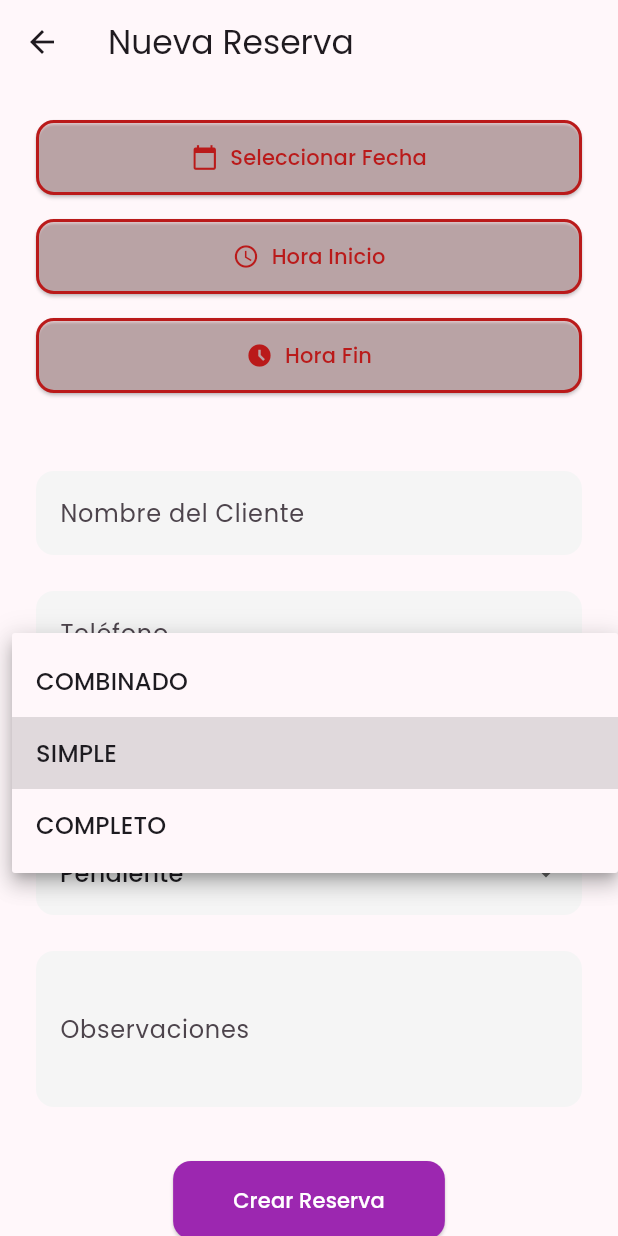
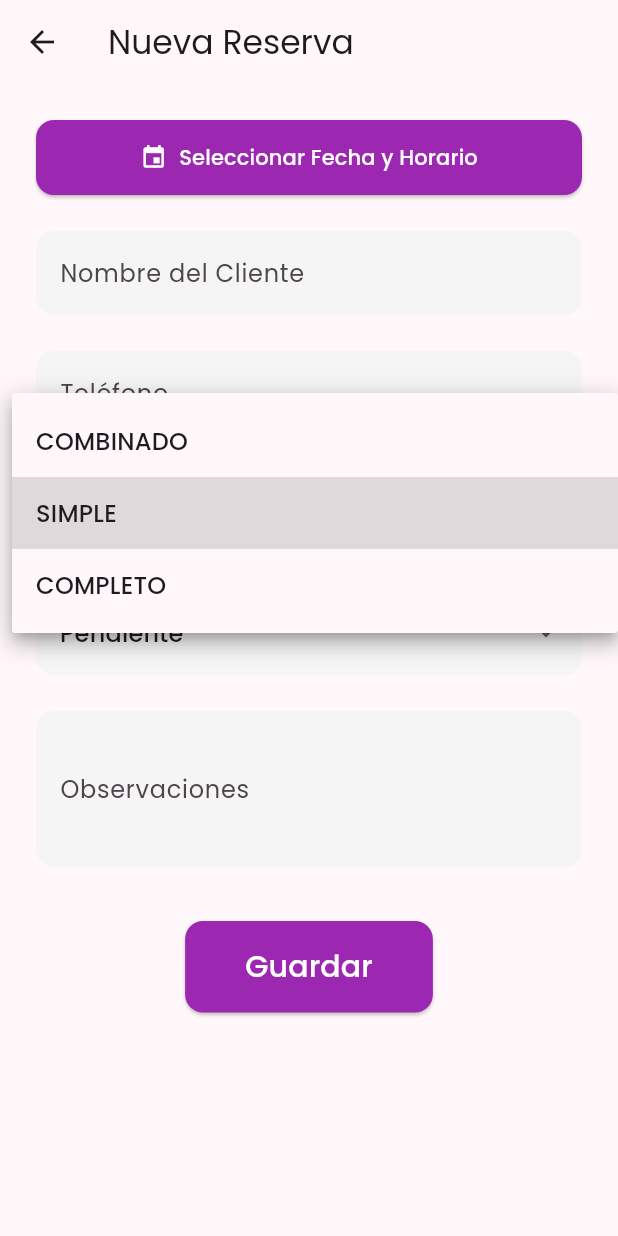
Before and after one commit to mica1470/Sistema-Eventos, a Flutter app: the NuevaReservaPantalla screen opened by its route, after a tap on "SIMPLE", on a phone screen of 412 x 824 dp. Run offline on Flutter 3.47's test engine with Material 3 defaults, Android fonts, the light colour scheme and no system bars; our stand-ins replace cloud_firestore, firebase_auth, firebase_core, google_fonts; accounts and stored records are empty; network calls fail.

Commit message:
Restriccion de disponibilidad de horarios en la reserva

```diff
--- a/eventos_infantiles_web/lib/pantallas/configuracion_pantalla.dart
+++ b/eventos_infantiles_web/lib/pantallas/configuracion_pantalla.dart
@@ -80,7 +80,7 @@ class _ConfiguracionPantallaState extends State<ConfiguracionPantalla> {
   }
 
   Future<void> probarEnvio() async {
-    final accountSid = 'AC2d7b0cbd60a938acbf133a2e2382bce5';
+    const accountSid = 'AC2d7b0cbd60a938acbf133a2e2382bce5';
     final authToken = tokenController.text.trim();
     final mensaje = mensajePersonalizadoController.text.trim().isNotEmpty
         ? mensajePersonalizadoController.text.trim()
@@ -144,7 +144,7 @@ class _ConfiguracionPantallaState extends State<ConfiguracionPantalla> {
                 const SizedBox(width: 16),
                 TextButton(
                   onPressed: seleccionarHora,
-                  child: Text('${horaEnvio.format(context)}'),
+                  child: Text(horaEnvio.format(context)),
                 ),
               ],
             ),
--- a/eventos_infantiles_web/lib/pantallas/login_pantalla.dart
+++ b/eventos_infantiles_web/lib/pantallas/login_pantalla.dart
@@ -34,8 +34,9 @@ class _LoginPantallaState extends State<LoginPantalla> {
       );
 
       // Navegar al Dashboard
-      if (!mounted)
+      if (!mounted) {
         return; // para evitar errores si el widget ya no está en pantalla
+      }
       Navigator.of(context).pushReplacementNamed('/dashboard');
     } on FirebaseAuthException catch (e) {
       setState(() {
--- a/eventos_infantiles_web/lib/pantallas/nueva_reserva_pantalla.dart
+++ b/eventos_infantiles_web/lib/pantallas/nueva_reserva_pantalla.dart
@@ -4,10 +4,8 @@ import 'package:flutter/material.dart';
 class NuevaReservaPantalla extends StatefulWidget {
   final Map<String, dynamic>? reservaExistente;
   final String? reservaId;
-
   const NuevaReservaPantalla(
       {super.key, this.reservaExistente, this.reservaId});
-
   factory NuevaReservaPantalla.fromRouteSettings(RouteSettings settings) {
     final args = settings.arguments as Map<String, dynamic>?;
     return NuevaReservaPantalla(
@@ -16,7 +14,6 @@ class NuevaReservaPantalla extends StatefulWidget {
           args != null ? args['reservaDatos'] as Map<String, dynamic>? : null,
     );
   }
-
   @override
   State<NuevaReservaPantalla> createState() => _NuevaReservaPantallaState();
 }
@@ -26,19 +23,27 @@ class _NuevaReservaPantallaState extends State<NuevaReservaPantalla> {
   final TextEditingController clienteController = TextEditingController();
   final TextEditingController telefonoController = TextEditingController();
   final TextEditingController observacionesController = TextEditingController();
-
+  Map<DateTime, bool> diasDisponibles = {};
   DateTime? fecha;
   TimeOfDay? horaInicio;
   TimeOfDay? horaFin;
   String combo = 'SIMPLE';
   String estadoPago = 'Pendiente';
-
   bool cargando = false;
-
+  final List<Map<String, TimeOfDay>> horariosDisponibles = [
+    {
+      'inicio': const TimeOfDay(hour: 14, minute: 0),
+      'fin': const TimeOfDay(hour: 16, minute: 0),
+    },
+    {
+      'inicio': const TimeOfDay(hour: 17, minute: 0),
+      'fin': const TimeOfDay(hour: 19, minute: 0),
+    },
+  ];
   @override
   void initState() {
     super.initState();
-
+    cargarDiasDisponibles();
     if (widget.reservaExistente != null) {
       final r = widget.reservaExistente!;
       clienteController.text = r['cliente'] ?? '';
@@ -46,14 +51,11 @@ class _NuevaReservaPantallaState extends State<NuevaReservaPantalla> {
       observacionesController.text = r['observaciones'] ?? '';
       combo = r['combo'] ?? 'SIMPLE';
       estadoPago = r['estadoPago'] ?? 'Pendiente';
-
       final fechaStr = r['fecha'] ?? '';
       fecha = DateTime.tryParse(fechaStr);
-
       if (fecha != null) {
         horaInicio = TimeOfDay(hour: fecha!.hour, minute: fecha!.minute);
       }
-
       final horaFinStr = r['horaFin'] ?? '00:00';
       final partes = horaFinStr.split(':');
       if (partes.length == 2) {
@@ -65,23 +67,49 @@ class _NuevaReservaPantallaState extends State<NuevaReservaPantalla> {
     }
   }
 
+  Future<void> cargarDiasDisponibles() async {
+    final ahora = DateTime.now();
+    final snapshot = await FirebaseFirestore.instance
+        .collection('reservas')
+        .where('fecha', isGreaterThanOrEqualTo: ahora.toIso8601String())
+        .get();
+    final conteoPorDia = <DateTime, int>{};
+    for (var doc in snapshot.docs) {
+      final fechaReserva = DateTime.tryParse(doc['fecha']);
+      if (fechaReserva == null) continue;
+      final dia =
+          DateTime(fechaReserva.year, fechaReserva.month, fechaReserva.day);
+      conteoPorDia[dia] = (conteoPorDia[dia] ?? 0) + 1;
+    }
+    final nuevosDias = <DateTime, bool>{};
+    for (int i = 0; i <= 365; i++) {
+      final dia = DateTime(ahora.year, ahora.month, ahora.day + i);
+      final cantidad = conteoPorDia[dia] ?? 0;
+      nuevosDias[dia] = cantidad < 2;
+    }
+    if (!mounted) return;
+    setState(() {
+      diasDisponibles = nuevosDias;
+    });
+  }
+
   Future<void> guardarReserva() async {
     if (!formKey.currentState!.validate() ||
         fecha == null ||
         horaInicio == null ||
         horaFin == null) {
+      if (!mounted) return;
       ScaffoldMessenger.of(context).showSnackBar(
         const SnackBar(content: Text('Por favor, complete todos los campos')),
       );
       return;
     }
-
     final fechaInicioDT = DateTime(fecha!.year, fecha!.month, fecha!.day,
         horaInicio!.hour, horaInicio!.minute);
     final fechaFinDT = DateTime(
         fecha!.year, fecha!.month, fecha!.day, horaFin!.hour, horaFin!.minute);
-
     if (!fechaFinDT.isAfter(fechaInicioDT)) {
+      if (!mounted) return;
       ScaffoldMessenger.of(context).showSnackBar(
         const SnackBar(
             content:
@@ -89,9 +117,7 @@ class _NuevaReservaPantallaState extends State<NuevaReservaPantalla> {
       );
       return;
     }
-
     setState(() => cargando = true);
-
     try {
       final datosReserva = {
         'cliente': clienteController.text.trim(),
@@ -103,9 +129,7 @@ class _NuevaReservaPantallaState extends State<NuevaReservaPantalla> {
             '${horaFin!.hour.toString().padLeft(2, '0')}:${horaFin!.minute.toString().padLeft(2, '0')}',
         'observaciones': observacionesController.text.trim(),
       };
-
       final reservasRef = FirebaseFirestore.instance.collection('reservas');
-
       if (widget.reservaId != null) {
         await reservasRef.doc(widget.reservaId).update(datosReserva);
       } else {
@@ -114,42 +138,99 @@ class _NuevaReservaPantallaState extends State<NuevaReservaPantalla> {
           'creado': FieldValue.serverTimestamp(),
         });
       }
-
       if (!mounted) return;
       Navigator.pop(context);
     } catch (e) {
+      if (!mounted) return;
       ScaffoldMessenger.of(context).showSnackBar(
         SnackBar(content: Text('Error al guardar: $e')),
       );
     } finally {
+      if (!mounted) return;
       setState(() => cargando = false);
     }
   }
 
-  Future<void> seleccionarFecha() async {
-    final seleccion = await showDatePicker(
-      context: context,
-      initialDate: fecha ?? DateTime.now(),
-      firstDate: DateTime.now(),
-      lastDate: DateTime.now().add(const Duration(days: 365)),
-    );
-    if (seleccion != null) setState(() => fecha = seleccion);
+  Future<bool> estaFechaDisponible(DateTime date) async {
+    final fechaInicio = DateTime(date.year, date.month, date.day);
+    final fechaFin = fechaInicio.add(const Duration(days: 1));
+    final reservas = await FirebaseFirestore.instance
+        .collection('reservas')
+        .where('fecha', isGreaterThanOrEqualTo: fechaInicio.toIso8601String())
+        .where('fecha', isLessThan: fechaFin.toIso8601String())
+        .get();
+    return reservas.docs.length < 2;
   }
 
-  Future<void> seleccionarHoraInicio() async {
-    final seleccion = await showTimePicker(
+  Future<void> seleccionarFechaYHorario() async {
+    final ahora = DateTime.now();
+    final seleccionFecha = await showDatePicker(
       context: context,
-      initialTime: horaInicio ?? TimeOfDay.now(),
+      initialDate: fecha ?? ahora,
+      firstDate: ahora,
+      lastDate: ahora.add(const Duration(days: 365)),
+      selectableDayPredicate: (dia) {
+        return diasDisponibles[dia] ?? true;
+      },
     );
-    if (seleccion != null) setState(() => horaInicio = seleccion);
-  }
-
-  Future<void> seleccionarHoraFin() async {
-    final seleccion = await showTimePicker(
+    if (seleccionFecha == null) return;
+    final disponible = await estaFechaDisponible(seleccionFecha);
+    if (!disponible) {
+      if (!mounted) return;
+      ScaffoldMessenger.of(context).showSnackBar(
+        const SnackBar(content: Text('Ese día ya está completo')),
+      );
+      return;
+    }
+    final fechaInicio =
+        DateTime(seleccionFecha.year, seleccionFecha.month, seleccionFecha.day);
+    final fechaFin = fechaInicio.add(const Duration(days: 1));
+    final reservas = await FirebaseFirestore.instance
+        .collection('reservas')
+        .where('fecha', isGreaterThanOrEqualTo: fechaInicio.toIso8601String())
+        .where('fecha', isLessThan: fechaFin.toIso8601String())
+        .get();
+    final horariosOcupados = reservas.docs
+        .map((doc) {
+          final f = DateTime.tryParse(doc['fecha']);
+          return f != null ? TimeOfDay(hour: f.hour, minute: f.minute) : null;
+        })
+        .whereType<TimeOfDay>()
+        .toList();
+    final horariosDisponiblesFiltrados = horariosDisponibles.where((h) {
+      return !horariosOcupados.any((hora) =>
+          hora.hour == h['inicio']!.hour && hora.minute == h['inicio']!.minute);
+    }).toList();
+    if (horariosDisponiblesFiltrados.isEmpty) {
+      if (!mounted) return;
+      ScaffoldMessenger.of(context).showSnackBar(
+        const SnackBar(content: Text('Ese día ya está completo')),
+      );
+      return;
+    }
+    final horarioElegido = await showDialog<Map<String, TimeOfDay>>(
       context: context,
-      initialTime: horaFin ?? TimeOfDay.now(),
+      builder: (context) {
+        return SimpleDialog(
+          title: const Text('Seleccionar horario'),
+          children: horariosDisponiblesFiltrados.map((horario) {
+            final texto =
+                '${horario['inicio']!.format(context)} - ${horario['fin']!.format(context)}';
+            return SimpleDialogOption(
+              onPressed: () => Navigator.pop(context, horario),
+              child: Text(texto),
+            );
+          }).toList(),
+        );
+      },
     );
-    if (seleccion != null) setState(() => horaFin = seleccion);
+    if (horarioElegido != null) {
+      setState(() {
+        fecha = seleccionFecha;
+        horaInicio = horarioElegido['inicio'];
+        horaFin = horarioElegido['fin'];
+      });
+    }
   }
 
   @override
@@ -165,94 +246,19 @@ class _NuevaReservaPantallaState extends State<NuevaReservaPantalla> {
           child: Column(
             crossAxisAlignment: CrossAxisAlignment.stretch,
             children: [
-              LayoutBuilder(
-                builder: (context, constraints) {
-                  final esEscritorio = constraints.maxWidth > 600;
-
-                  Widget buildBoton({
-                    required VoidCallback onPressed,
-                    required IconData icono,
-                    required String texto,
-                    required bool invalido,
-                  }) {
-                    return ElevatedButton.icon(
-                      onPressed: onPressed,
-                      style: ElevatedButton.styleFrom(
-                        backgroundColor: invalido
-                            ? Theme.of(context)
-                                .colorScheme
-                                .error
-                                .withOpacity(0.1)
-                            : Theme.of(context).colorScheme.primary,
-                        foregroundColor: invalido
-                            ? Theme.of(context).colorScheme.error
-                            : Colors.white,
-                        side: invalido
-                            ? BorderSide(
-                                color: Theme.of(context).colorScheme.error,
-                                width: 2)
-                            : null,
-                        minimumSize: const Size.fromHeight(50),
-                      ),
-                      icon: Icon(icono),
-                      label: Text(texto),
-                    );
-                  }
-
-                  final botones = [
-                    buildBoton(
-                      onPressed: seleccionarFecha,
-                      icono: Icons.calendar_today,
-                      texto: fecha == null
-                          ? 'Seleccionar Fecha'
-                          : 'Fecha: ${fecha!.day}/${fecha!.month}/${fecha!.year}',
-                      invalido: fecha == null,
-                    ),
-                    buildBoton(
-                      onPressed: seleccionarHoraInicio,
-                      icono: Icons.access_time,
-                      texto: horaInicio == null
-                          ? 'Hora Inicio'
-                          : 'Inicio: ${horaInicio!.format(context)}',
-                      invalido: horaInicio == null,
-                    ),
-                    buildBoton(
-                      onPressed: seleccionarHoraFin,
-                      icono: Icons.access_time_filled,
-                      texto: horaFin == null
-                          ? 'Hora Fin'
-                          : 'Fin: ${horaFin!.format(context)}',
-                      invalido: horaFin == null,
-                    ),
-                  ];
-
-                  return Padding(
-                    padding: const EdgeInsets.only(bottom: 24),
-                    child: esEscritorio
-                        ? Row(
-                            children: botones
-                                .map((b) => Expanded(
-                                      child: Padding(
-                                        padding: const EdgeInsets.symmetric(
-                                            horizontal: 6),
-                                        child: b,
-                                      ),
-                                    ))
-                                .toList(),
-                          )
-                        : Column(
-                            children: botones
-                                .map((b) => Padding(
-                                      padding:
-                                          const EdgeInsets.only(bottom: 16),
-                                      child: b,
-                                    ))
-                                .toList(),
-                          ),
-                  );
-                },
+              ElevatedButton.icon(
+                onPressed: seleccionarFechaYHorario,
+                icon: const Icon(Icons.event),
+                label: Text(fecha == null ||
+                        horaInicio == null ||
+                        horaFin == null
+                    ? 'Seleccionar Fecha y Horario'
+                    : 'Fecha: ${fecha!.day}/${fecha!.month}/${fecha!.year} | ${horaInicio!.format(context)} - ${horaFin!.format(context)}'),
+                style: ElevatedButton.styleFrom(
+                  minimumSize: const Size.fromHeight(50),
+                ),
               ),
-              const SizedBox(height: 12),
+              const SizedBox(height: 24),
               TextFormField(
                 controller: clienteController,
                 decoration:
@@ -298,11 +304,12 @@ class _NuevaReservaPantallaState extends State<NuevaReservaPantalla> {
                           padding: const EdgeInsets.symmetric(
                               horizontal: 40, vertical: 16),
                         ),
-                        child: Text(widget.reservaId != null
-                            ? 'Actualizar Reserva'
-                            : 'Crear Reserva'),
+                        child: const Text(
+                          'Guardar',
+                          style: TextStyle(fontSize: 20),
+                        ),
                       ),
-              ),
+              )
             ],
           ),
         ),
--- a/eventos_infantiles_web/lib/pantallas/stock_pantalla.dart
+++ b/eventos_infantiles_web/lib/pantallas/stock_pantalla.dart
@@ -2,7 +2,7 @@ import 'package:cloud_firestore/cloud_firestore.dart';
 import 'package:flutter/material.dart';
 
 class StockPantalla extends StatelessWidget {
-  const StockPantalla({Key? key}) : super(key: key);
+  const StockPantalla({super.key});
 
   @override
   Widget build(BuildContext context) {
@@ -68,7 +68,7 @@ class StockPantalla extends StatelessWidget {
 class StockDialog extends StatefulWidget {
   final DocumentSnapshot? doc;
 
-  const StockDialog({Key? key, this.doc}) : super(key: key);
+  const StockDialog({super.key, this.doc});
 
   @override
   State<StockDialog> createState() => _StockDialogState();
```
Also changed, not shown: eventos_infantiles_web/lib/pantallas/formulario_reserva.dart (added, +276 -0 lines), eventos_infantiles_web/lib/pantallas/recordatorios_pantalla.dart (+11 -9 lines), eventos_infantiles_web/lib/pantallas/servicio_reservas.dart (added, +87 -0 lines).
